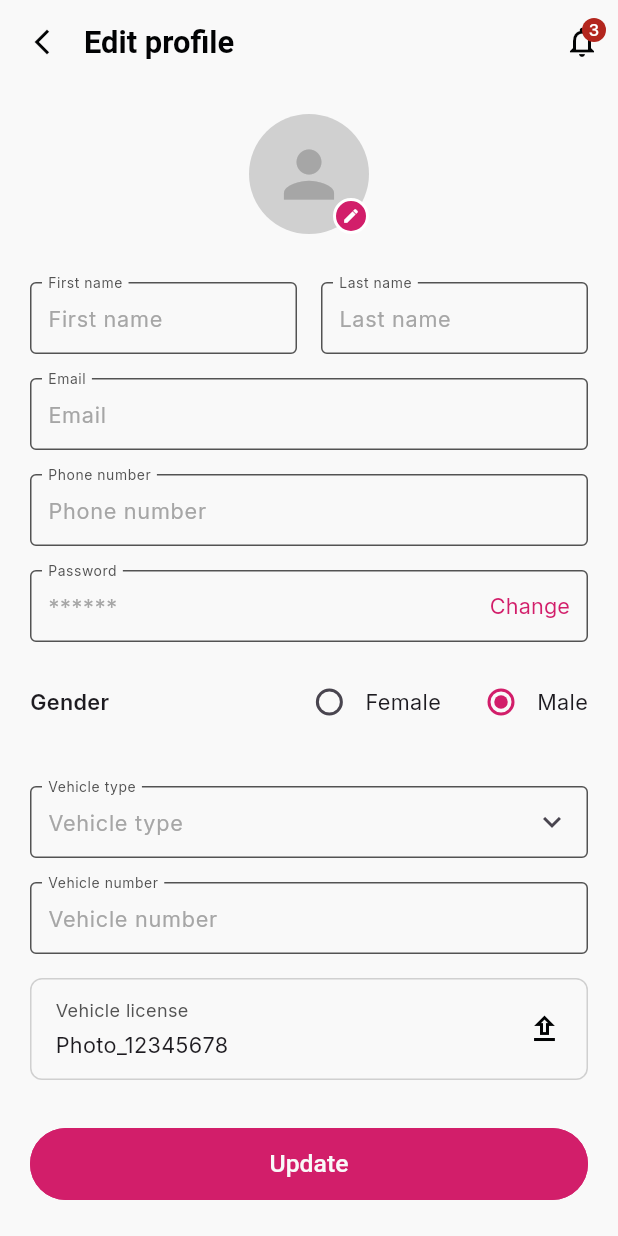
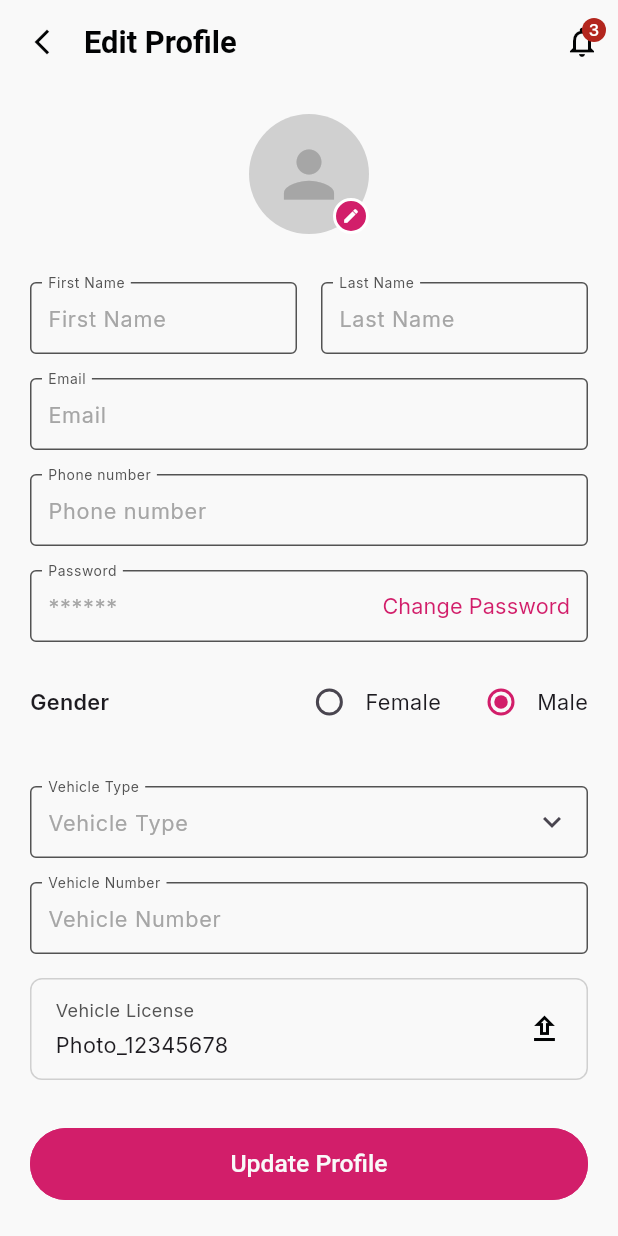
Before and after one commit to Sarahelkholy/Tracking-App, a Flutter app: the EditProfileScreen screen opened directly, on a phone screen of 412 x 824 dp. Run offline on Flutter 3.47's test engine with Material 3 defaults, Android fonts, the phone set to English and light mode, and no system bars; our stand-ins replace cached_network_image, dio, equatable, flutter_bloc, flutter_keyboard_visibility, flutter_secure_storage and 10 more; accounts and stored records are empty; generated files the repository leaves out were written again.

Commit message:
fix profile localization

```diff
--- a/lib/features/profile/presentation/pages/edit_profile_screen.dart
+++ b/lib/features/profile/presentation/pages/edit_profile_screen.dart
@@ -1,4 +1,5 @@
 import 'package:flower_driver/core/helpers/app_snack_bar.dart';
+import 'package:flower_driver/core/localization/l10n/app_localizations.dart';
 import 'package:flower_driver/core/shared_widgets/custom_button.dart';
 import 'package:flower_driver/core/shared_widgets/custom_text_form_field.dart';
 import 'package:flower_driver/core/utils/app_colors.dart';
@@ -76,10 +77,11 @@ class _EditProfileScreenState extends State<EditProfileScreen> {
 
   @override
   Widget build(BuildContext context) {
+    final local = AppLocalizations.of(context)!;
     return Scaffold(
       backgroundColor: AppColors.background,
       appBar: AppBar(
-        title: Text('Edit profile', style: AppTextStyles.bold20(context)),
+        title: Text(local.editProfile, style: AppTextStyles.bold20(context)),
         leading: IconButton(
           icon: const Icon(Icons.arrow_back_ios_new, size: 20),
           onPressed: () {
@@ -151,18 +153,18 @@ class _EditProfileScreenState extends State<EditProfileScreen> {
                       Expanded(
                         child: CustomTextFormField(
                           controller: _firstNameController,
-                          label: 'First name',
-                          hint: 'First name',
-                          validator: (v) => v!.isEmpty ? 'Required' : null,
+                          label: local.firstName,
+                          hint: local.firstName,
+                          validator: (v) => v!.isEmpty ? local.required : null,
                         ),
                       ),
                       const SizedBox(width: 16),
                       Expanded(
                         child: CustomTextFormField(
                           controller: _lastNameController,
-                          label: 'Last name',
-                          hint: 'Last name',
-                          validator: (v) => v!.isEmpty ? 'Required' : null,
+                          label: local.lastName,
+                          hint: local.lastName,
+                          validator: (v) => v!.isEmpty ? local.required : null,
                         ),
                       ),
                     ],
@@ -179,18 +181,18 @@ class _EditProfileScreenState extends State<EditProfileScreen> {
                     controller: _phoneController,
                     label: 'Phone number',
                     hint: 'Phone number',
-                    validator: (v) => v!.isEmpty ? 'Required' : null,
+                    validator: (v) => v!.isEmpty ? local.required : null,
                   ),
                   const SizedBox(height: 16),
                   CustomTextFormField(
                     controller: _passwordController,
-                    label: 'Password',
+                    label: local.password,
                     hint: '******',
                     obscureText: true,
                     suffixIcon: TextButton(
                       onPressed: () {},
                       child: Text(
-                        'Change',
+                        local.changePassword,
                         style: AppTextStyles.regular14(
                           context,
                         ).copyWith(color: AppColors.primaryColor),
@@ -201,30 +203,36 @@ class _EditProfileScreenState extends State<EditProfileScreen> {
                   const SizedBox(height: 16),
                   Row(
                     children: [
-                      Text('Gender', style: AppTextStyles.semiBold14(context)),
+                      Text(
+                        local.gender,
+                        style: AppTextStyles.semiBold14(context),
+                      ),
                       const Spacer(),
                       Radio<String>(
-                        value: 'Female',
+                        value: local.female,
                         groupValue: _selectedGender,
                         activeColor: AppColors.primaryColor,
                         onChanged: (v) => setState(() => _selectedGender = v!),
                       ),
-                      Text('Female', style: AppTextStyles.regular14(context)),
+                      Text(
+                        local.female,
+                        style: AppTextStyles.regular14(context),
+                      ),
                       const SizedBox(width: 16),
                       Radio<String>(
-                        value: 'Male',
+                        value: local.male,
                         groupValue: _selectedGender,
                         activeColor: AppColors.primaryColor,
                         onChanged: (v) => setState(() => _selectedGender = v!),
                       ),
-                      Text('Male', style: AppTextStyles.regular14(context)),
+                      Text(local.male, style: AppTextStyles.regular14(context)),
                     ],
                   ),
                   const SizedBox(height: 32),
                   CustomTextFormField(
                     controller: _vehicleTypeController,
-                    label: 'Vehicle type',
-                    hint: 'Vehicle type',
+                    label: local.vehicleType,
+                    hint: local.vehicleType,
                     readOnly: true,
                     suffixIcon: const Icon(Icons.keyboard_arrow_down),
                     validator: (v) => null,
@@ -232,8 +240,8 @@ class _EditProfileScreenState extends State<EditProfileScreen> {
                   const SizedBox(height: 16),
                   CustomTextFormField(
                     controller: _vehicleNumberController,
-                    label: 'Vehicle number',
-                    hint: 'Vehicle number',
+                    label: local.vehicleNumber,
+                    hint: local.vehicleNumber,
                     validator: (v) => null,
                   ),
                   const SizedBox(height: 16),
@@ -254,7 +262,7 @@ class _EditProfileScreenState extends State<EditProfileScreen> {
                           crossAxisAlignment: CrossAxisAlignment.start,
                           children: [
                             Text(
-                              'Vehicle license',
+                              local.vehicleLicense,
                               style: AppTextStyles.regular14(context).copyWith(
                                 color: AppColors.grayDark,
                                 fontSize: 12,
@@ -276,7 +284,7 @@ class _EditProfileScreenState extends State<EditProfileScreen> {
                   ),
                   const SizedBox(height: 32),
                   CustomButton(
-                    title: 'Update',
+                    title: local.updateProfile,
                     isLoading: state is EditProfileLoading,
                     onPressed: _submitForm,
                   ),
```
Also changed, not shown: lib/core/localization/l10n/app_ar.arb (+20 -2 lines), lib/core/localization/l10n/app_en.arb (+27 -1 lines), lib/features/profile/presentation/pages/profile_screen.dart (+8 -4 lines), 2 other files.
